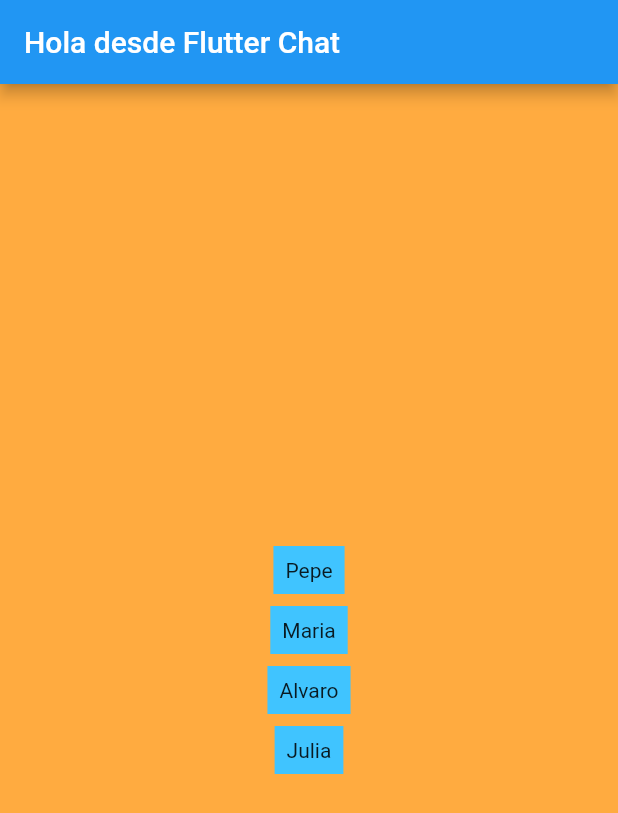
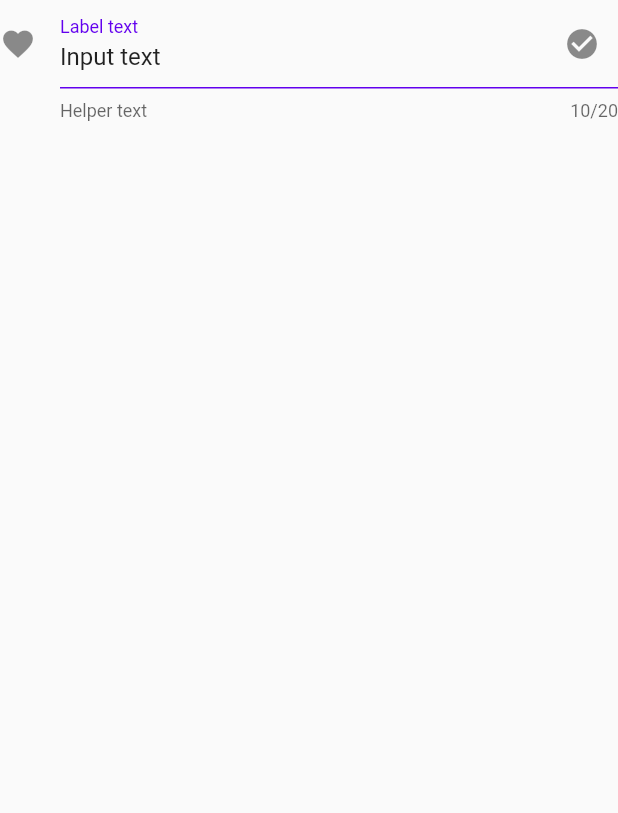
Before and after one commit to 4yony4/flutter_chat, a Flutter app: the screen it shows after launch, on a phone screen of 412 x 824 dp. Shown: the top 813 px of the screen. Run offline on Flutter 3.47's test engine with Material 2 defaults, Android fonts, the phone set to English and light mode, and no system bars.

Commit message:
Version2 de lo visto en el video App2

```diff
--- a/lib/main.dart
+++ b/lib/main.dart
@@ -1,6 +1,7 @@
 import 'package:flutter/material.dart';
 import 'package:flutter_chat/src/App.dart';
+import 'package:flutter_chat/src/App2.dart';
 
 void main() {
-  runApp(const App());
+  runApp(const App2());
 }
--- /dev/null
+++ b/lib/src/App2.dart
@@ -0,0 +1,40 @@
+
+
+import 'package:flutter/material.dart';
+
+class App2 extends StatelessWidget{
+  const App2({Key? key}) : super(key:key);
+
+  @override
+  Widget build(BuildContext context) {
+    return MaterialApp(
+      home:  Scaffold(
+        body: TextFormField(
+          cursorColor: Colors.deepOrange,
+          initialValue: 'Input text',
+          maxLength: 20,
+          decoration: InputDecoration(
+            icon: Icon(Icons.favorite),
+            labelText: 'Label text',
+            labelStyle: TextStyle(
+              color: Color(0xFF6200EE),
+            ),
+            helperText: 'Helper text',
+            suffixIcon: Icon(
+              Icons.check_circle,
+            ),
+            enabledBorder: UnderlineInputBorder(
+              borderSide: BorderSide(color: Color(0xFF6200EE)),
+            ),
+          ),
+        ),
+
+      ),
+
+
+    );
+  }
+
+
+
+}
```
Also changed, not shown: 1 other file.
